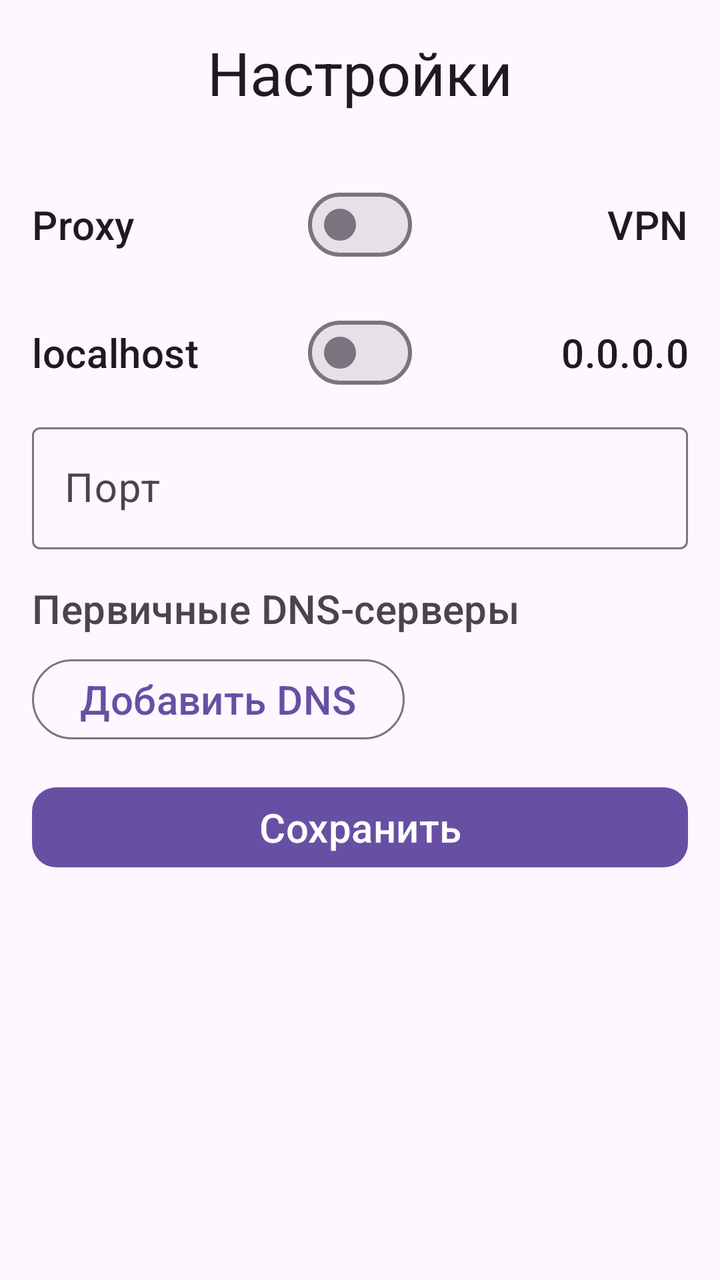
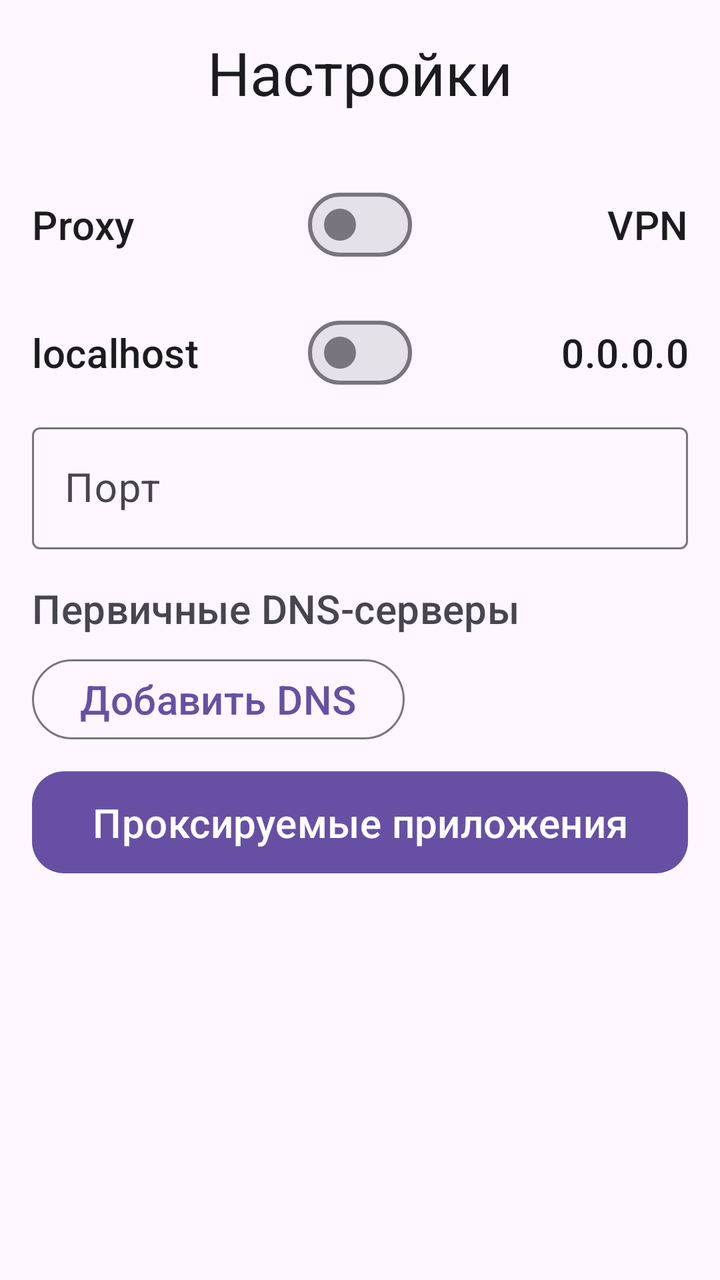

Screens rendered from an Android XML layout before and after an edit, with the pre-edit source and the edit as a unified diff.
<!-- AndroidManifest.xml: application theme Theme.IrohProxy -->
<!-- res/layout/activity_settings.xml -->
<?xml version="1.0" encoding="utf-8"?>
<androidx.constraintlayout.widget.ConstraintLayout xmlns:android="http://schemas.android.com/apk/res/android"
    xmlns:app="http://schemas.android.com/apk/res-auto"
    android:id="@+id/settings_root"
    android:layout_width="match_parent"
    android:layout_height="match_parent">

    <TextView
        android:id="@+id/page_name"
        android:layout_width="0dp"
        android:layout_height="wrap_content"
        android:layout_marginTop="16dp"
        android:gravity="center"
        android:text="@string/settings"
        android:textAppearance="?attr/textAppearanceHeadlineSmall"
        android:textSize="30sp"
        app:layout_constraintEnd_toEndOf="parent"
        app:layout_constraintStart_toStartOf="parent"
        app:layout_constraintTop_toTopOf="parent" />

    <ScrollView
        android:id="@+id/settings_scroll"
        android:layout_width="0dp"
        android:layout_height="0dp"
        android:layout_marginStart="16dp"
        android:layout_marginTop="16dp"
        android:layout_marginEnd="16dp"
        android:fillViewport="true"
        app:layout_constraintBottom_toBottomOf="parent"
        app:layout_constraintEnd_toEndOf="parent"
        app:layout_constraintStart_toStartOf="parent"
        app:layout_constraintTop_toBottomOf="@+id/page_name">

        <LinearLayout
            android:layout_width="match_parent"
            android:layout_height="wrap_content"
            android:orientation="vertical">

            <LinearLayout
                android:layout_width="match_parent"
                android:layout_height="wrap_content"
                android:layout_marginTop="16dp"
                android:gravity="center_vertical"
                android:orientation="horizontal">

                <TextView
                    android:layout_width="0dp"
                    android:layout_height="match_parent"
                    android:layout_weight="1"
                    android:gravity="center|start"
                    android:text="@string/proxy"
                    android:textAppearance="?attr/textAppearanceTitleMedium"
                    android:textSize="20sp" />

                <com.google.android.material.materialswitch.MaterialSwitch
                    android:id="@+id/vpn_switch"
                    android:layout_width="wrap_content"
                    android:layout_height="wrap_content" />

                <TextView
                    android:layout_width="0dp"
                    android:layout_height="match_parent"
                    android:layout_weight="1"
                    android:gravity="center|end"
                    android:text="@string/vpn"
                    android:textAppearance="?attr/textAppearanceTitleMedium"
                    android:textSize="20sp" />
            </LinearLayout>

            <LinearLayout
                android:layout_width="match_parent"
                android:layout_height="wrap_content"
                android:layout_marginTop="16dp"
                android:gravity="center_vertical"
                android:orientation="horizontal">

                <TextView
                    android:layout_width="0dp"
                    android:layout_height="match_parent"
                    android:layout_weight="1"
                    android:gravity="center|start"
                    android:text="@string/localhost"
                    android:textAppearance="?attr/textAppearanceTitleMedium"
                    android:textSize="20sp" />

                <com.google.android.material.materialswitch.MaterialSwitch
                    android:id="@+id/host_switch"
                    android:layout_width="wrap_content"
                    android:layout_height="wrap_content" />

                <TextView
                    android:layout_width="0dp"
                    android:layout_height="match_parent"
                    android:layout_weight="1"
                    android:gravity="center|end"
                    android:text="@string/zeros"
                    android:textAppearance="?attr/textAppearanceTitleMedium"
                    android:textSize="20sp" />
            </LinearLayout>

            <com.google.android.material.textfield.TextInputLayout
                android:id="@+id/til_port"
                style="@style/Widget.Material3.TextInputLayout.OutlinedBox"
                android:layout_width="match_parent"
                android:layout_height="wrap_content"
                android:layout_marginTop="8dp"
                android:hint="@string/listen_port">

                <com.google.android.material.textfield.TextInputEditText
                    android:id="@+id/port_input"
                    android:layout_width="match_parent"
                    android:layout_height="wrap_content"
                    android:inputType="number"
                    android:maxLines="1"
                    android:textSize="20sp" />
            </com.google.android.material.textfield.TextInputLayout>

            <TextView
                android:layout_width="match_parent"
                android:layout_height="wrap_content"
                android:layout_marginTop="16dp"
                android:text="@string/first_dns_servers"
                android:textAppearance="?attr/textAppearanceTitleSmall"
                android:textColor="?attr/colorOnSurfaceVariant"
                android:textSize="20sp" />

            <LinearLayout
                android:id="@+id/dns_container"
                android:layout_width="match_parent"
                android:layout_height="wrap_content"
                android:orientation="vertical" />

            <com.google.android.material.button.MaterialButton
                android:id="@+id/add_dns"
                style="?attr/materialButtonOutlinedStyle"
                android:layout_width="wrap_content"
                android:layout_height="wrap_content"
                android:layout_marginTop="8dp"
                android:text="@string/add_dns"
                android:textSize="20sp" />

            <com.google.android.material.button.MaterialButton
                android:id="@+id/save_button"
                android:layout_width="match_parent"
                android:layout_height="wrap_content"
                android:layout_marginTop="16dp"
                android:text="@string/save"
                android:textSize="20sp"
                app:cornerRadius="12dp" />

        </LinearLayout>
    </ScrollView>
</androidx.constraintlayout.widget.ConstraintLayout>
<!-- resources referenced by this layout -->
<resources>
  <string name="add_dns">Добавить DNS</string>
  <string name="first_dns_servers">Первичные DNS-серверы</string>
  <string name="listen_port">Порт</string>
  <string name="localhost">localhost</string>
  <string name="proxy">Proxy</string>
  <string name="save">Сохранить</string>
  <string name="settings">Настройки</string>
  <string name="vpn">VPN</string>
  <string name="zeros">0.0.0.0</string>
  <style name="Theme.IrohProxy" parent="Base.Theme.IrohProxy" />
  <style name="Base.Theme.IrohProxy" parent="Theme.Material3.DayNight.NoActionBar">
          
          
      </style>
</resources>

<!-- the commit's change to res/layout/activity_settings.xml (unified diff, before → after) -->
@@ -140,13 +140,14 @@
                 android:textSize="20sp" />
 
             <com.google.android.material.button.MaterialButton
-                android:id="@+id/save_button"
+                android:id="@+id/apps"
                 android:layout_width="match_parent"
                 android:layout_height="wrap_content"
-                android:layout_marginTop="16dp"
-                android:text="@string/save"
+                android:layout_marginTop="8dp"
+                android:text="@string/proxying_applications"
                 android:textSize="20sp"
-                app:cornerRadius="12dp" />
+                android:padding="12dp"
+                app:cornerRadius="16dp" />
 
         </LinearLayout>
     </ScrollView>
<!-- resource entries referenced after the edit -->
@@ -5,7 +5,7 @@
   <string name="listen_port">Порт</string>
   <string name="localhost">localhost</string>
   <string name="proxy">Proxy</string>
-  <string name="save">Сохранить</string>
+  <string name="proxying_applications">Проксируемые приложения</string>
   <string name="settings">Настройки</string>
   <string name="vpn">VPN</string>
   <string name="zeros">0.0.0.0</string>
